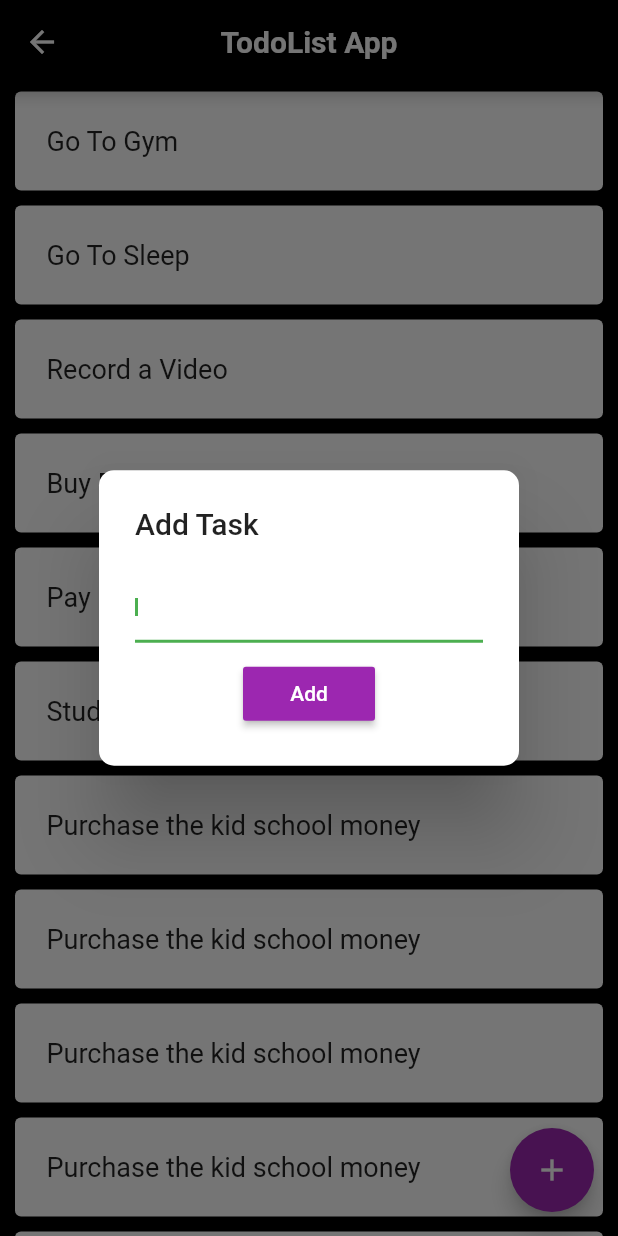
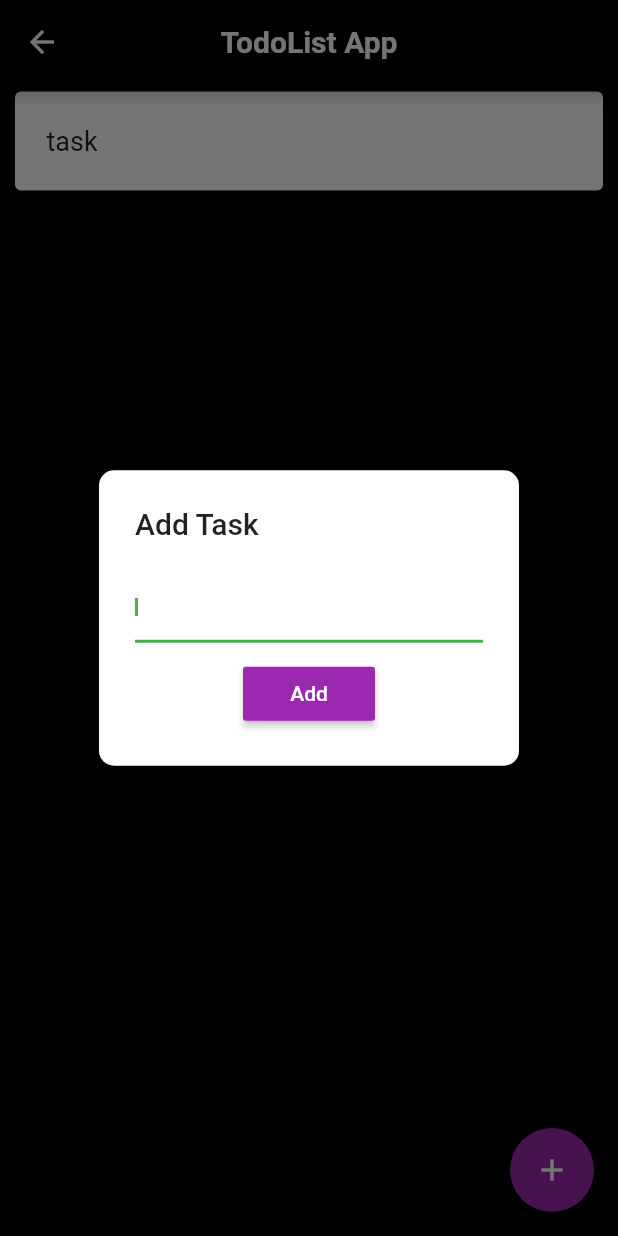
Before and after one commit to madahetooo/flutter_tutorial, a Flutter app: the TodoListWidget screen opened directly, after a tap on the "add" icon, on a phone screen of 412 x 824 dp. Run offline on Flutter 3.47's test engine with Material 2 defaults, Android fonts, the phone set to English and light mode, and no system bars; our stand-ins replace fluttertoast, sqflite; accounts and stored records are empty.

```diff
--- a/lib/NavigationBarExample.dart
+++ b/lib/NavigationBarExample.dart
@@ -26,7 +26,6 @@ class _NavigationBarState extends State<NavigationBarExample> {
      Text('Search Screen',style: TextStyle(fontSize: 35,fontWeight: FontWeight.bold),),
      Text('Porfile Screen',style: TextStyle(fontSize: 35,fontWeight: FontWeight.bold),),
   ];
-
   @override
   Widget build(BuildContext context) {
     return Scaffold(
--- a/lib/TodoListWidget.dart
+++ b/lib/TodoListWidget.dart
@@ -1,4 +1,5 @@
 import 'package:flutter/material.dart';
+import 'package:flutter_tutorial/dbhelper.dart';
 
 class TodoListWidget extends StatefulWidget {
   const TodoListWidget({Key? key}) : super(key: key);
@@ -8,6 +9,13 @@ class TodoListWidget extends StatefulWidget {
 }
 
 class _TodoListWidgetState extends State<TodoListWidget> {
+  final dbhelper = Databasehelper.instance;
+  final todoController = TextEditingController();
+  bool validated = true;
+  String errMessage = "";
+  String todoedited = "";
+  List<Widget> childern = [];
+
   @override
   Widget build(BuildContext context) {
     return Scaffold(
@@ -28,24 +36,13 @@ class _TodoListWidgetState extends State<TodoListWidget> {
       body: SingleChildScrollView(
         child: Column(
           children: [
-            myCard('Go To Gym'),
-            myCard('Go To Sleep'),
-            myCard('Record a Video'),
-            myCard('Buy Fruits'),
-            myCard('Pay Internet fees'),
-            myCard('Study Flutter'),
-            myCard('Purchase the kid school money'),
-            myCard('Purchase the kid school money'),
-            myCard('Purchase the kid school money'),
-            myCard('Purchase the kid school money'),
-            myCard('Purchase the kid school money'),
-            myCard('Purchase the kid school money'),
-            myCard('Purchase the kid school money'),
+            myCard('task')
           ],
         ),
       ),
     );
   }
+
   Widget myCard(String task) {
     return Card(
       elevation: 5.0,
@@ -54,20 +51,24 @@ class _TodoListWidgetState extends State<TodoListWidget> {
         padding: const EdgeInsets.all(5.0),
         child: ListTile(
           title: Text(
+
             "$task",
             style: const TextStyle(fontSize: 18.0),
           ),
           onLongPress: () {
-            print("Should get deleted");
+            // dbhelper.deleteTodo(['id']);
           },
         ),
       ),
     );
   }
+
   void showAlertDialog() {
     showDialog(
         context: context,
-        builder: (context) => AlertDialog(
+        builder: (context) {
+          return StatefulBuilder(builder: (context, setState) {
+            return AlertDialog(
               shape: RoundedRectangleBorder(
                 borderRadius: BorderRadius.circular(10.0),
               ),
@@ -76,8 +77,15 @@ class _TodoListWidgetState extends State<TodoListWidget> {
                 mainAxisSize: MainAxisSize.min,
                 children: [
                   TextField(
+                    controller: todoController,
                     autofocus: true,
+                    onChanged: (value){
+                      todoedited = value;
+                    },
                     style: TextStyle(fontSize: 10.0),
+                    decoration: InputDecoration(
+                      errorText: validated ? null : errMessage,
+                    ),
                   ),
                   SizedBox(
                     height: 10.0,
@@ -87,7 +95,21 @@ class _TodoListWidgetState extends State<TodoListWidget> {
                     children: [
                       // ignore: deprecated_member_use
                       RaisedButton(
-                        onPressed: () {},
+                        onPressed: () {
+                          if (todoController.text.isEmpty) {
+                            setState(() {
+                              errMessage = "Can't Be Empty";
+                              validated = false;
+                            });
+                          } else if (todoController.text.length > 512) {
+                            setState(() {
+                              errMessage = "Too Many Characters";
+                              validated = false;
+                            });
+                          } else {
+                            addTodo();
+                          }
+                        },
                         color: Colors.purple,
                         child: const Text(
                           "Add",
@@ -98,6 +120,22 @@ class _TodoListWidgetState extends State<TodoListWidget> {
                   )
                 ],
               ),
-            ));
+            );
+          });
+        });
+  }
+
+  void addTodo() async{
+    Map<String,dynamic> todo = {
+      Databasehelper.columnName : todoedited,
+    };
+   final id =  await dbhelper.insert(todo);
+    print(id);
+    Navigator.pop(context);
+    todoedited = "";
+    setState((){
+      validated = true;
+      errMessage="";
+    });
   }
 }
--- /dev/null
+++ b/lib/dbhelper.dart
@@ -0,0 +1,60 @@
+import 'dart:io';
+import 'package:path/path.dart';
+import 'package:path_provider/path_provider.dart';
+import 'package:sqflite/sqflite.dart';
+import 'package:sqflite/sqlite_api.dart';
+
+class Databasehelper {
+  static final _databasename = "todo.db";
+  static final _databaseversion = 1;
+  static final table = "my_table";
+  static final columnID = "id";
+  static final columnName="todo";
+  static Database? _database;
+  // privateconstructor
+  Databasehelper._privateConstructor();
+  static final Databasehelper instance = Databasehelper._privateConstructor();
+
+  Future<Database?> get databse async {
+    if (_database != null) return _database;
+
+    // create a database if one doesn't exist
+    _database = await _initDatabase();
+    return _database;
+  }
+
+  _initDatabase() async {
+    Directory documentdirecoty = await getApplicationDocumentsDirectory();
+    String path = join(documentdirecoty.path, _databasename);
+    return await openDatabase(path,
+        version: _databaseversion, onCreate: _onCreate);
+  }
+
+  Future _onCreate(Database db, int version) async {
+    await db.execute('''
+    CREATE TABLE $table(
+    $columnID INTEGER PRIMARY KEY,
+    $columnName TEXT NOT NULL
+    );
+      ''');
+  }
+
+  Future <int?> insert(Map<String,dynamic> todo ) async{
+    Database? db = await instance.databse;
+   return await db?.insert(table, todo);
+  }
+
+  Future <int?> deleteTodo(int id) async{
+    Database? db = await instance.databse;
+    return await db?.delete(table, where: "id = ?", whereArgs: [id]);
+  }
+
+  Future <List<Map<String,dynamic>>?> queryAll() async{
+    Database? db = await instance.databse;
+    return await db?.query(table);
+  }
+
+
+
+
+}
--- a/pubspec.yaml
+++ b/pubspec.yaml
@@ -35,6 +35,8 @@ dependencies:
   # Use with the CupertinoIcons class for iOS style icons.
   cupertino_icons: ^1.0.2
   fluttertoast: ^8.0.9
+  sqflite: ^2.0.3+1
+  path_provider: ^2.0.11
 
 dev_dependencies:
   flutter_test:
```
Also changed, not shown: pubspec.lock.
